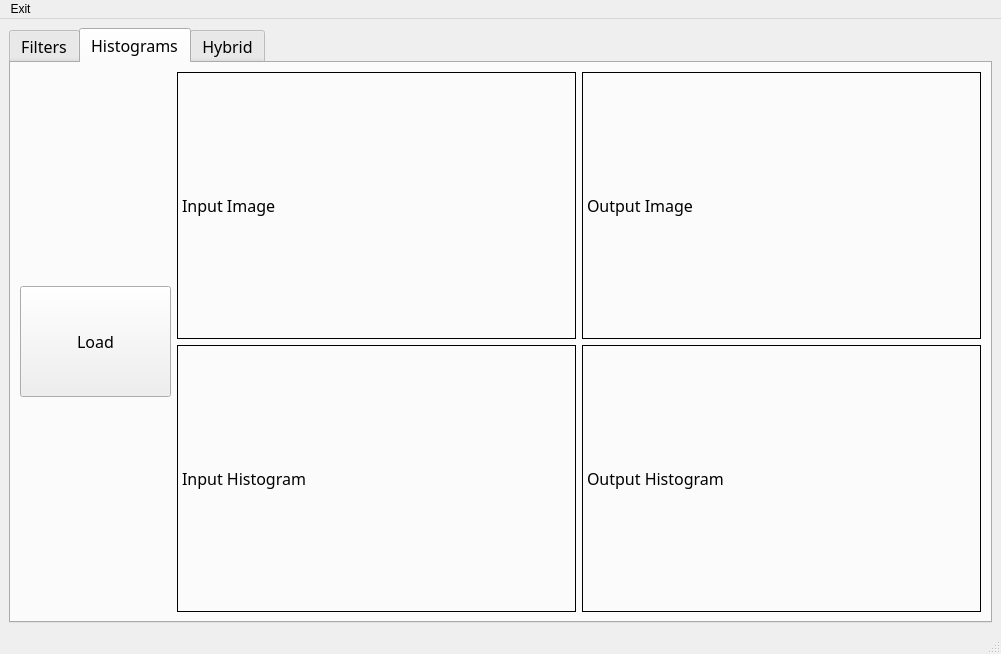
The window that Task1/Qt/ImageView.ui (mennahamdy33/CV) describes before a commit, drawn with Qt 5.
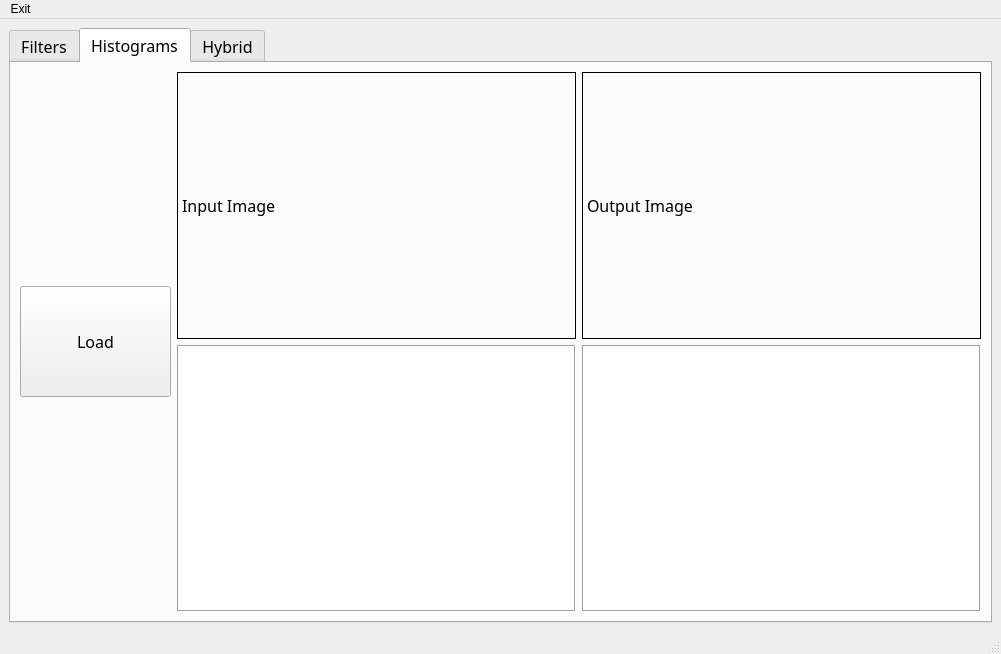
The same window after the commit. The open tabs and pages were chosen to show the change. Custom widgets are drawn as their Qt base class.

Commit message: QT Design GraphicsView

The edit to the form file:
```diff
--- a/Task1/Qt/ImageView.ui
+++ b/Task1/Qt/ImageView.ui
@@ -295,7 +295,7 @@
           <item>
            <layout class="QVBoxLayout" name="verticalLayout_2">
             <item>
-             <layout class="QHBoxLayout" name="horizontalLayout_3">
+             <layout class="QHBoxLayout" name="horizontalLayout_4">
               <item>
                <widget class="QLabel" name="inputTab2">
                 <property name="frameShape">
@@ -319,25 +319,31 @@
              </layout>
             </item>
             <item>
-             <layout class="QHBoxLayout" name="horizontalLayout_4">
+             <layout class="QHBoxLayout" name="horizontalLayout_3">
               <item>
-               <widget class="QLabel" name="inputHistoTab2">
+               <widget class="PlotWidget" name="inputHistogram">
+                <property name="sizePolicy">
+                 <sizepolicy hsizetype="Ignored" vsizetype="Ignored">
+                  <horstretch>0</horstretch>
+                  <verstretch>0</verstretch>
+                 </sizepolicy>
+                </property>
                 <property name="frameShape">
                  <enum>QFrame::Box</enum>
                 </property>
-                <property name="text">
-                 <string>Input Histogram</string>
-                </property>
                </widget>
               </item>
               <item>
-               <widget class="QLabel" name="outputHistoTab2">
+               <widget class="PlotWidget" name="outputHistogram">
+                <property name="sizePolicy">
+                 <sizepolicy hsizetype="Ignored" vsizetype="Ignored">
+                  <horstretch>0</horstretch>
+                  <verstretch>0</verstretch>
+                 </sizepolicy>
+                </property>
                 <property name="frameShape">
                  <enum>QFrame::Box</enum>
                 </property>
-                <property name="text">
-                 <string>Output Histogram</string>
-                </property>
                </widget>
               </item>
              </layout>
@@ -480,6 +486,13 @@
   </widget>
   <widget class="QStatusBar" name="statusbar"/>
  </widget>
+ <customwidgets>
+  <customwidget>
+   <class>PlotWidget</class>
+   <extends>QGraphicsView</extends>
+   <header>pyqtgraph</header>
+  </customwidget>
+ </customwidgets>
  <resources/>
  <connections/>
 </ui>
```
Left out of the diff: 14 changed lines with no effect on the pictures. The commit also changes 1 other file.
